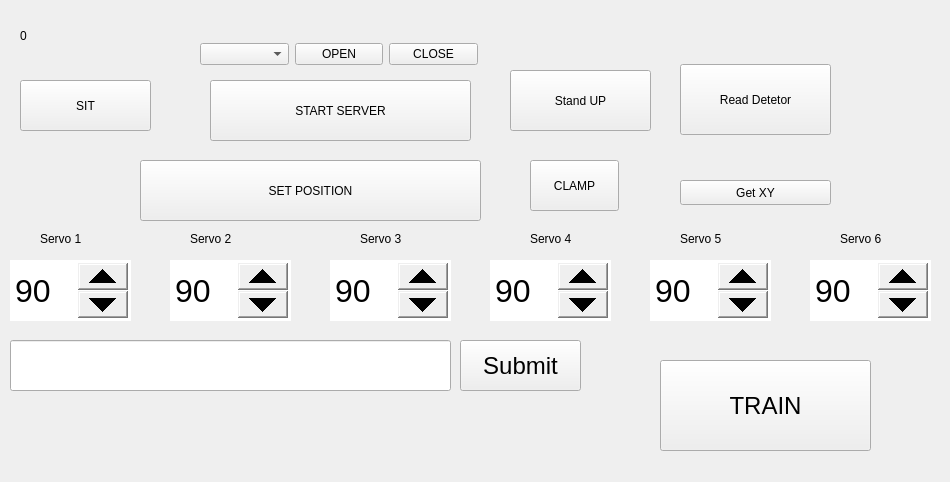
Above: threads/mainwindow.ui from evkuz/qt_linux before the change. Below: the same form after it.
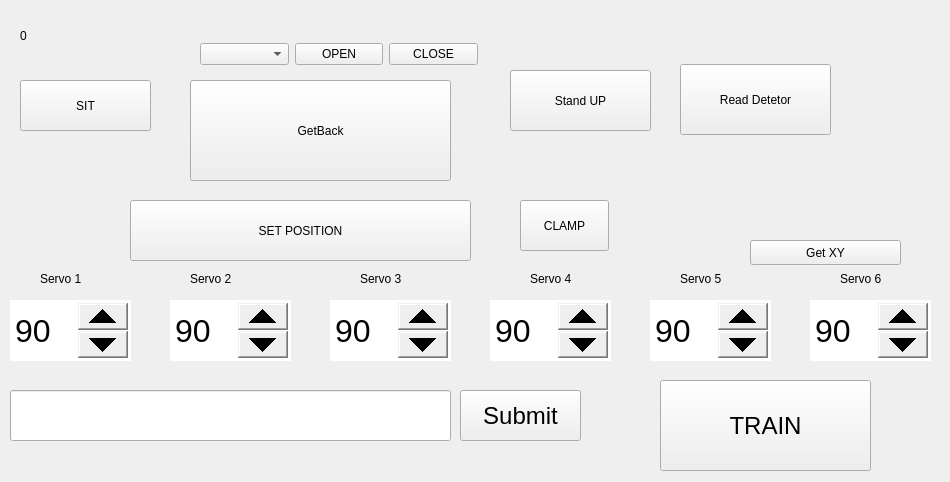
That is the form after the change.

Patch:
```diff
--- a/threads/mainwindow.ui
+++ b/threads/mainwindow.ui
@@ -45,8 +45,8 @@
   <widget class="QPushButton" name="clampButton">
    <property name="geometry">
     <rect>
-     <x>530</x>
-     <y>160</y>
+     <x>520</x>
+     <y>200</y>
      <width>89</width>
      <height>51</height>
     </rect>
@@ -58,8 +58,8 @@
   <widget class="QPushButton" name="set_posButton">
    <property name="geometry">
     <rect>
-     <x>140</x>
-     <y>160</y>
+     <x>130</x>
+     <y>200</y>
      <width>341</width>
      <height>61</height>
     </rect>
@@ -85,7 +85,7 @@
    <property name="geometry">
     <rect>
      <x>40</x>
-     <y>230</y>
+     <y>270</y>
      <width>61</width>
      <height>17</height>
     </rect>
@@ -98,7 +98,7 @@
    <property name="geometry">
     <rect>
      <x>190</x>
-     <y>230</y>
+     <y>270</y>
      <width>61</width>
      <height>17</height>
     </rect>
@@ -111,7 +111,7 @@
    <property name="geometry">
     <rect>
      <x>360</x>
-     <y>230</y>
+     <y>270</y>
      <width>61</width>
      <height>17</height>
     </rect>
@@ -124,7 +124,7 @@
    <property name="geometry">
     <rect>
      <x>530</x>
-     <y>230</y>
+     <y>270</y>
      <width>181</width>
      <height>17</height>
     </rect>
@@ -137,7 +137,7 @@
    <property name="geometry">
     <rect>
      <x>680</x>
-     <y>230</y>
+     <y>270</y>
      <width>61</width>
      <height>17</height>
     </rect>
@@ -150,7 +150,7 @@
    <property name="geometry">
     <rect>
      <x>840</x>
-     <y>230</y>
+     <y>270</y>
      <width>61</width>
      <height>17</height>
     </rect>
@@ -175,8 +175,8 @@
   <widget class="QPushButton" name="getXYButton">
    <property name="geometry">
     <rect>
-     <x>680</x>
-     <y>180</y>
+     <x>750</x>
+     <y>240</y>
      <width>151</width>
      <height>25</height>
     </rect>
@@ -202,7 +202,7 @@
    <property name="geometry">
     <rect>
      <x>10</x>
-     <y>260</y>
+     <y>300</y>
      <width>121</width>
      <height>61</height>
     </rect>
@@ -232,7 +232,7 @@
    <property name="geometry">
     <rect>
      <x>170</x>
-     <y>260</y>
+     <y>300</y>
      <width>121</width>
      <height>61</height>
     </rect>
@@ -262,7 +262,7 @@
    <property name="geometry">
     <rect>
      <x>330</x>
-     <y>260</y>
+     <y>300</y>
      <width>121</width>
      <height>61</height>
     </rect>
@@ -292,7 +292,7 @@
    <property name="geometry">
     <rect>
      <x>490</x>
-     <y>260</y>
+     <y>300</y>
      <width>121</width>
      <height>61</height>
     </rect>
@@ -322,7 +322,7 @@
    <property name="geometry">
     <rect>
      <x>650</x>
-     <y>260</y>
+     <y>300</y>
      <width>121</width>
      <height>61</height>
     </rect>
@@ -352,7 +352,7 @@
    <property name="geometry">
     <rect>
      <x>810</x>
-     <y>260</y>
+     <y>300</y>
      <width>121</width>
      <height>61</height>
     </rect>
@@ -382,7 +382,7 @@
    <property name="geometry">
     <rect>
      <x>10</x>
-     <y>340</y>
+     <y>390</y>
      <width>441</width>
      <height>51</height>
     </rect>
@@ -403,7 +403,7 @@
    <property name="geometry">
     <rect>
      <x>460</x>
-     <y>340</y>
+     <y>390</y>
      <width>121</width>
      <height>51</height>
     </rect>
@@ -424,7 +424,7 @@
    <property name="geometry">
     <rect>
      <x>660</x>
-     <y>360</y>
+     <y>380</y>
      <width>211</width>
      <height>91</height>
     </rect>
@@ -439,19 +439,6 @@
     <string>TRAIN</string>
    </property>
   </widget>
-  <widget class="QPushButton" name="start_tcpButton">
-   <property name="geometry">
-    <rect>
-     <x>210</x>
-     <y>80</y>
-     <width>261</width>
-     <height>61</height>
-    </rect>
-   </property>
-   <property name="text">
-    <string>START SERVER</string>
-   </property>
-  </widget>
   <widget class="QLabel" name="threadlabel">
    <property name="geometry">
     <rect>
@@ -465,6 +452,19 @@
     <string>0</string>
    </property>
   </widget>
+  <widget class="QPushButton" name="getBackButton">
+   <property name="geometry">
+    <rect>
+     <x>190</x>
+     <y>80</y>
+     <width>261</width>
+     <height>101</height>
+    </rect>
+   </property>
+   <property name="text">
+    <string>GetBack</string>
+   </property>
+  </widget>
  </widget>
  <resources/>
  <connections/>
```
